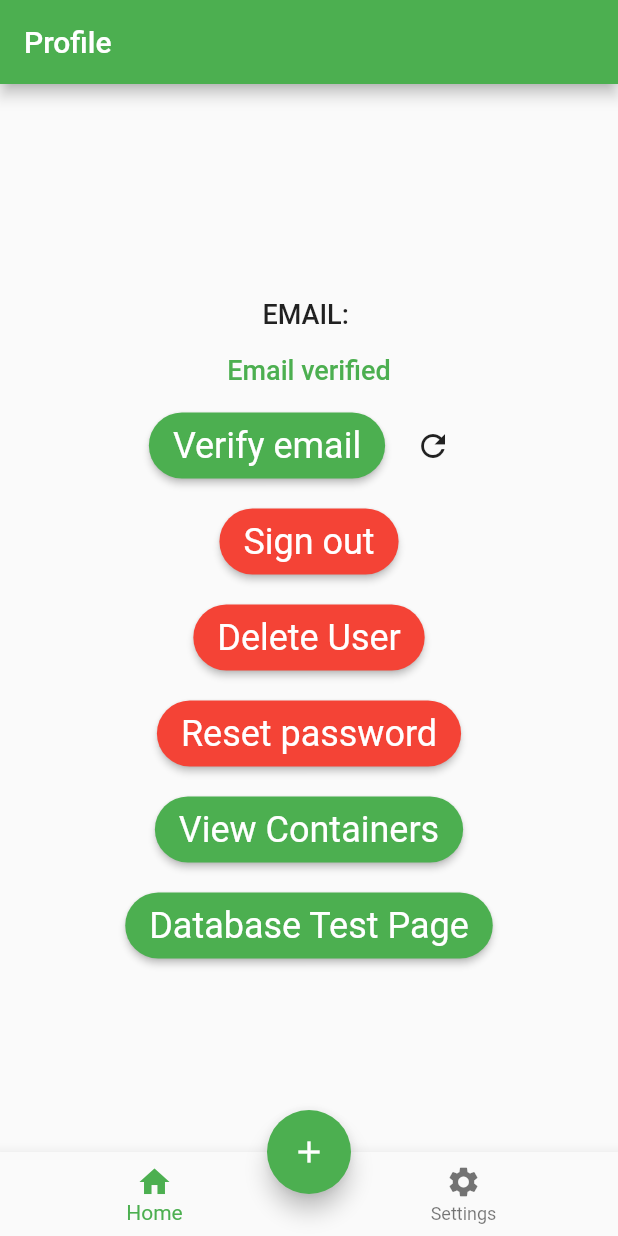
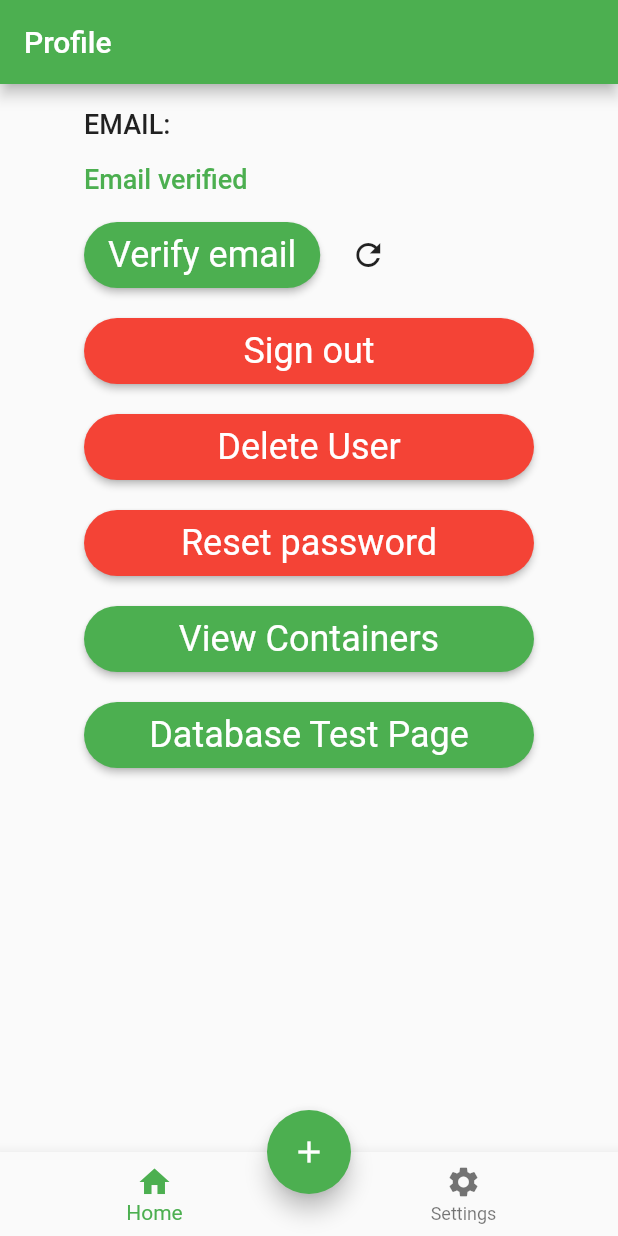
Before and after one commit to fredrikhoelseter/WhatsInMyFridge, a Flutter app: the ProfilePage screen opened directly with empty values, on a phone screen of 412 x 824 dp. Run offline on Flutter 3.47's test engine with Material 2 defaults, Android fonts, the phone set to English and light mode, and no system bars; our stand-ins replace cloud_firestore, firebase_auth, firebase_core; accounts and stored records are empty.

Commit message:
minor profile_page updates (ocd)

```diff
--- a/lib/screens/profile_page.dart
+++ b/lib/screens/profile_page.dart
@@ -38,8 +38,10 @@ class _ProfilePageState extends State<ProfilePage> {
         title: Text('Profile'),
       ),
       body: Center(
+        child: SizedBox(
+          width: 300,
         child: Column(
-          mainAxisAlignment: MainAxisAlignment.center,
+            crossAxisAlignment: CrossAxisAlignment.stretch,
           children: [
             SizedBox(height: 16.0),
             Text(
@@ -198,6 +200,7 @@ class _ProfilePageState extends State<ProfilePage> {
             )
           ],
         ),
+        ),
       ),
       bottomNavigationBar: BottomNavbar(),
       floatingActionButton: FloatingAddButton(),
--- a/lib/widgets/appbar_buttons.dart
+++ b/lib/widgets/appbar_buttons.dart
@@ -8,7 +8,7 @@ class AppbarButtons extends StatelessWidget {
   @override
   Widget build(BuildContext context) {
     return Container(
-      margin: EdgeInsets.fromLTRB(0, 100, 0, 15),
+      margin: EdgeInsets.fromLTRB(0, 75, 0, 15),
       child: Row(
         children: [
           Spacer(),
```
